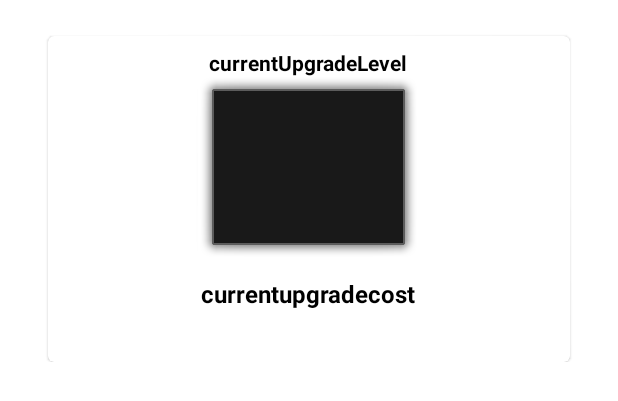
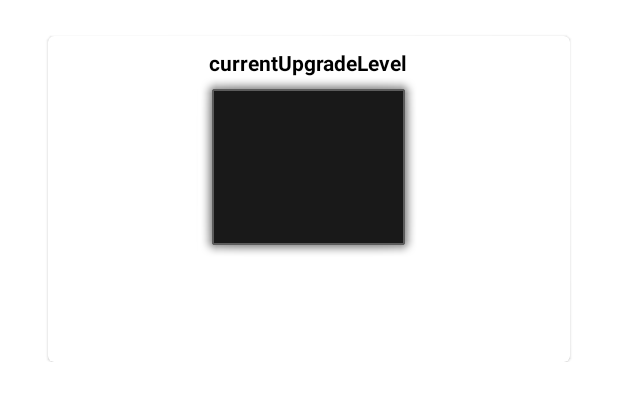
Before and after one commit to BrandonRNeath/CashParadise, an Android app: the layout upgrade_row.xml on its own in the app's theme, with its tools: preview values and no code run, on a phone screen of 412 x 824 dp. Shown: the top 401 px of the screen. Run offline under Robolectric (Android 15) with nearby library versions, the phone set to English and light mode, and no system bars.

```diff
--- a/app/src/main/res/layout/activity_main.xml
+++ b/app/src/main/res/layout/activity_main.xml
@@ -35,7 +35,6 @@
         android:layout_width="wrap_content"
         android:layout_height="wrap_content"
         android:layout_marginTop="32dp"
-        android:text="TextView"
         android:textSize="26sp"
         android:textColor="@color/colorBlack"
         android:textStyle="bold"
--- a/app/src/main/res/layout/upgrade_row.xml
+++ b/app/src/main/res/layout/upgrade_row.xml
@@ -1,12 +1,11 @@
 <?xml version="1.0" encoding="utf-8"?>
 <androidx.constraintlayout.widget.ConstraintLayout xmlns:android="http://schemas.android.com/apk/res/android"
     xmlns:app="http://schemas.android.com/apk/res-auto"
-    xmlns:tools="http://schemas.android.com/tools"
     android:layout_width="match_parent"
     android:layout_height="225dp"
     android:layout_marginStart="16dp"
-    android:layout_marginEnd="16dp"
-    android:layout_marginTop="16dp">
+    android:layout_marginTop="16dp"
+    android:layout_marginEnd="16dp">
 
     <com.google.android.material.card.MaterialCardView
         android:id="@+id/upgrade_card"
@@ -31,11 +30,11 @@
 
             <TextView
                 android:id="@+id/tv_current_upgrade_level"
-                android:layout_marginTop="8dp"
+                android:layout_width="wrap_content"
 
-                android:layout_width="wrap_content"
                 android:layout_height="wrap_content"
                 android:layout_gravity="center"
+                android:layout_marginTop="8dp"
                 android:text="@string/currentupgradelevel"
                 android:textAlignment="center"
                 android:textColor="@android:color/black"
@@ -59,9 +58,8 @@
                 android:id="@+id/tv_current_upgrade_cost"
                 android:layout_width="wrap_content"
                 android:layout_height="wrap_content"
+                android:layout_gravity="center"
                 android:layout_marginTop="8dp"
-                android:layout_gravity="center"
-                android:text="currentupgradecost"
                 android:textColor="@color/colorBlack"
                 android:textSize="16sp"
                 android:textStyle="bold" />
--- a/build.gradle
+++ b/build.gradle
@@ -6,9 +6,8 @@ buildscript {
         jcenter()
     }
     dependencies {
-        classpath "com.android.tools.build:gradle:4.0.0"
+        classpath "com.android.tools.build:gradle:4.0.1"
         classpath "org.jetbrains.kotlin:kotlin-gradle-plugin:$kotlin_version"
-
         // NOTE: Do not place your application dependencies here; they belong
         // in the individual module build.gradle files
     }
```
Also changed, not shown: app/src/main/java/com/nemesisprotocol/cashparadise/adapter/UpgradesAdapter.kt (+21 -17 lines), app/src/main/java/com/nemesisprotocol/cashparadise/ui/MainActivity.kt (+31 -28 lines).
